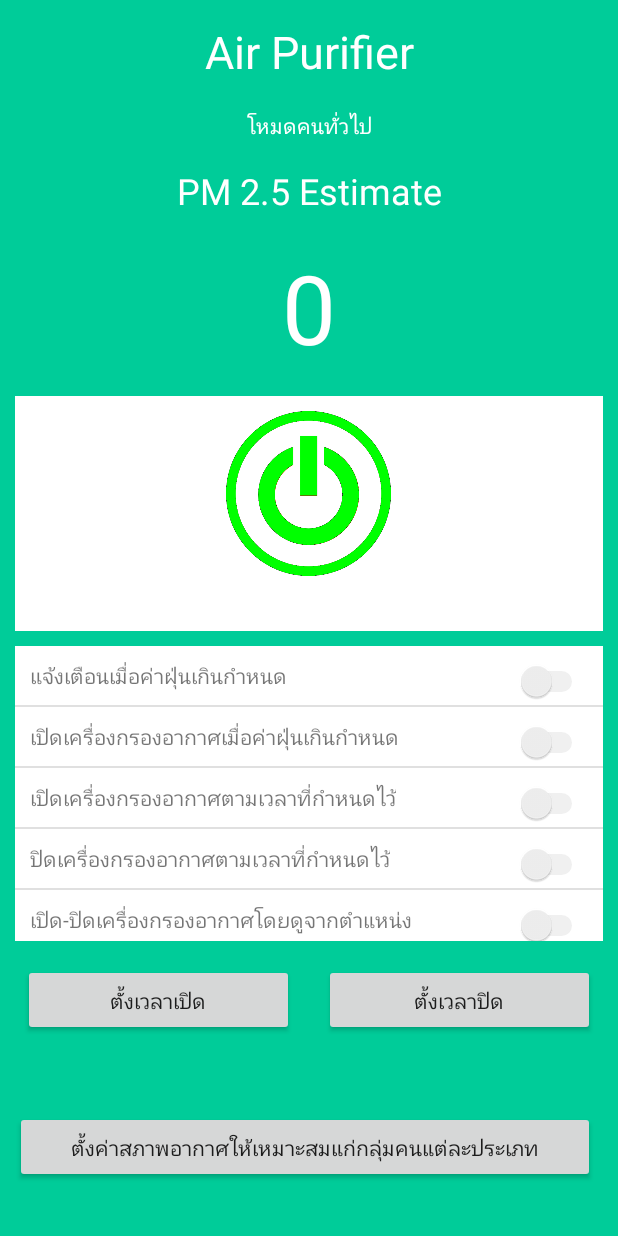
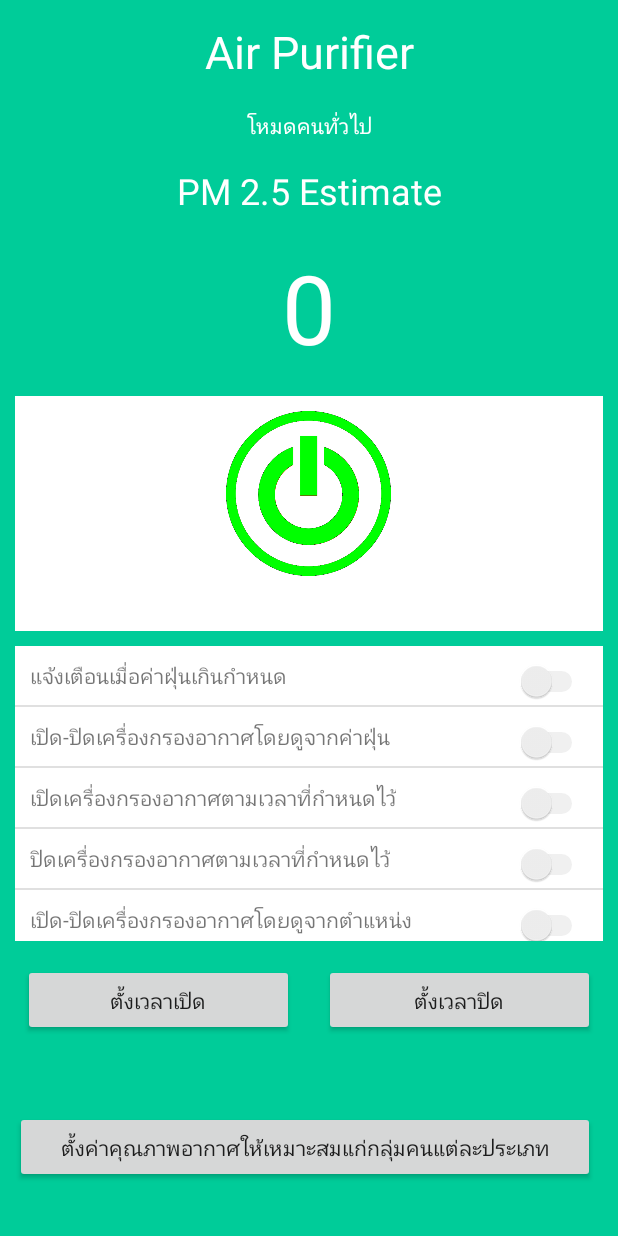
Before and after one commit to tanon11/Air-Control-System, an Android app: the screen it shows after launch (MainActivity), on a phone screen of 412 x 824 dp. Run offline under Robolectric (Android 15) with nearby library versions, the phone set to English and light mode, and no system bars; libraries missing offline, so code that uses them is left out: org.eclipse.paho; 11 statements that could not run were skipped.

Commit message:
เปลี่ยนข้อความจากคำว่า สภาพเป็น คุณภาพ

```diff
--- a/app/src/main/java/com/example/aircontrol/Fragment/AirQualityFragment.java
+++ b/app/src/main/java/com/example/aircontrol/Fragment/AirQualityFragment.java
@@ -70,7 +70,7 @@ public class AirQualityFragment extends Fragment {
         this.onListViewSettingAirPurifier(rootView, mqttHelper);
         //สร้าง Button เปิด-ปิด เครื่องกรองอากาศ
         this.onButtonPowerAirPurifier(rootView);
-        //สร้าง Button ตั้งค่าสภาพอากาศให้เหมาะสมแก่กลุ่มคนแต่ละประเภท
+        //สร้าง Button ตั้งค่าคุณภาพอากาศให้เหมาะสมแก่กลุ่มคนแต่ละประเภท
         this.onButtonSettingPM(rootView);
         //สร้าง Button ตั้งเวลาเปิดเครื่องกรองอากาศ
         this.onButtonSettingOnTimer(rootView);
@@ -82,7 +82,7 @@ public class AirQualityFragment extends Fragment {
 
     public void onListViewSettingAirPurifier(View rootView, MqttHelper mqttHelper)
     {
-        String[] listName = { "แจ้งเตือนเมื่อค่าฝุ่นเกินกำหนด", "เปิดเครื่องกรองอากาศเมื่อค่าฝุ่นเกินกำหนด", "เปิดเครื่องกรองอากาศตามเวลาที่กำหนดไว้", "ปิดเครื่องกรองอากาศตามเวลาที่กำหนดไว้", "เปิด-ปิดเครื่องกรองอากาศโดยดูจากตำแหน่ง"};
+        String[] listName = { "แจ้งเตือนเมื่อค่าฝุ่นเกินกำหนด", "เปิด-ปิดเครื่องกรองอากาศโดยดูจากค่าฝุ่น", "เปิดเครื่องกรองอากาศตามเวลาที่กำหนดไว้", "ปิดเครื่องกรองอากาศตามเวลาที่กำหนดไว้", "เปิด-ปิดเครื่องกรองอากาศโดยดูจากตำแหน่ง"};
         String fragmentName = "AirQualityFragment";
         CustomAdapter adapter = new CustomAdapter(getActivity(), listName, fragmentName, mqttHelper);
         ListView listView = rootView.findViewById(R.id.listViewAirPurifier);
@@ -145,7 +145,7 @@ public class AirQualityFragment extends Fragment {
             @Override
             public void onClick(View view) {
                 AlertDialog.Builder builder = new AlertDialog.Builder(getActivity());
-                builder.setTitle("ตั้งค่าสภาพอากาศ");
+                builder.setTitle("ตั้งค่าคุณภาพอากาศ");
                 String[] types = {"ผู้ที่เป็นภูมิแพ้, เด็ก, คนชรา", "คนทั่วไป"};
                 builder.setItems(types, new DialogInterface.OnClickListener() {
 
--- a/app/src/main/java/com/example/aircontrol/Fragment/TemperatureFragment.java
+++ b/app/src/main/java/com/example/aircontrol/Fragment/TemperatureFragment.java
@@ -66,7 +66,7 @@ public class TemperatureFragment extends Fragment {
         this.onListViewSettingAirConditioner(rootView, mqttHelper);
         //สร้าง Button เปิด-ปิด เครื่องปรับอากาศ
         this.onButtonPowerAirConditioner(rootView);
-        //สร้าง Button ตั้งค่าสภาพอากาศให้เหมาะสมแก่กลุ่มคนแต่ละประเภท
+        //สร้าง Button ตั้งค่าคุณภาพอากาศให้เหมาะสมแก่กลุ่มคนแต่ละประเภท
         this.onButtonSettingTemp(rootView);
         //สร้าง Button ตั้งเวลาเปิดเครื่องปรับอากาศ
         this.onButtonSettingOnTimer(rootView);
@@ -140,7 +140,7 @@ public class TemperatureFragment extends Fragment {
             @Override
             public void onClick(View view) {
                 AlertDialog.Builder builder = new AlertDialog.Builder(getActivity());
-                builder.setTitle("ตั้งค่าสภาพอากาศ");
+                builder.setTitle("ตั้งค่าคุณภาพอากาศ");
                 String[] types = {"ผู้ที่เป็นภูมิแพ้, เด็ก, คนชรา", "คนทั่วไป"};
                 builder.setItems(types, new DialogInterface.OnClickListener() {
 
--- a/app/src/main/res/layout/fragment_air_quality.xml
+++ b/app/src/main/res/layout/fragment_air_quality.xml
@@ -111,7 +111,7 @@
             android:layout_height="wrap_content"
             android:layout_width="0dp"
             android:gravity="center"
-            android:text="ตั้งค่าสภาพอากาศให้เหมาะสมแก่กลุ่มคนแต่ละประเภท"
+            android:text="ตั้งค่าคุณภาพอากาศให้เหมาะสมแก่กลุ่มคนแต่ละประเภท"
             android:layout_marginLeft="10dp"
             android:layout_marginRight="15dp"/>
     </LinearLayout>
--- a/app/src/main/res/layout/fragment_temperature.xml
+++ b/app/src/main/res/layout/fragment_temperature.xml
@@ -143,7 +143,7 @@
             android:layout_height="wrap_content"
             android:layout_width="0dp"
             android:gravity="center"
-            android:text="ตั้งค่าสภาพอากาศให้เหมาะสมแก่กลุ่มคนแต่ละประเภท"
+            android:text="ตั้งค่าคุณภาพอากาศให้เหมาะสมแก่กลุ่มคนแต่ละประเภท"
             android:layout_marginLeft="10dp"
             android:layout_marginRight="15dp"/>
     </LinearLayout>
--- a/build.gradle
+++ b/build.gradle
@@ -7,7 +7,7 @@ buildscript {
 
     }
     dependencies {
-        classpath 'com.android.tools.build:gradle:3.5.3'
+        classpath 'com.android.tools.build:gradle:3.6.0'
 
         // NOTE: Do not place your application dependencies here; they belong
         // in the individual module build.gradle files
```
Also changed, not shown: gradle/wrapper/gradle-wrapper.properties.
